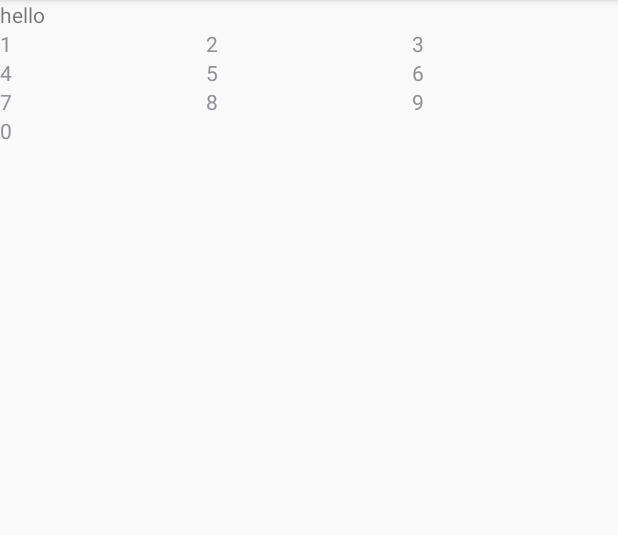
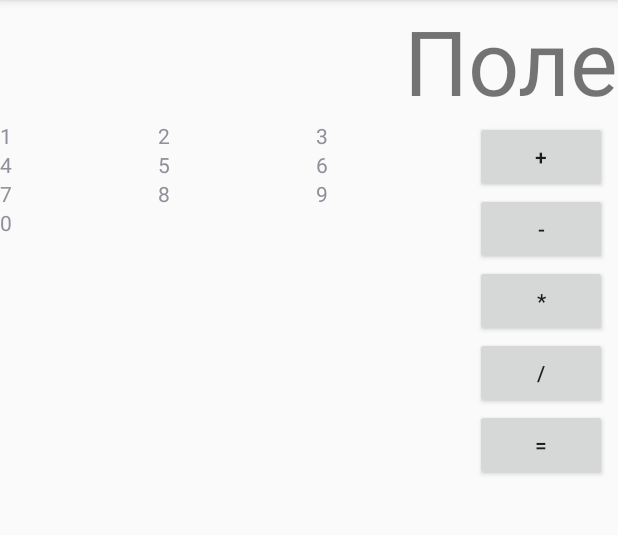
Before and after one commit to Ayroot/calculator, an Android app: the screen it shows after launch (MainActivity), on a phone screen of 412 x 824 dp, the part 84-619 px from its top. Run offline under Robolectric (Android 15) with nearby library versions, the phone set to English and light mode, and no system bars.

Commit message:
1. Доделан макет 2. Операции записаны в строковые ресурсы

```diff
--- a/Calculator/app/src/main/java/com/ayroot/calculator/MainActivity.java
+++ b/Calculator/app/src/main/java/com/ayroot/calculator/MainActivity.java
@@ -39,6 +39,6 @@ public class MainActivity extends AppCompatActivity implements AdapterView.OnIte
 
     @Override
     public void onNothingSelected(AdapterView<?> parent) {
-        mSelectText.setText("ничего");
+        mSelectText.setText("0");
     }
 }
--- a/Calculator/app/src/main/res/layout/activity_main.xml
+++ b/Calculator/app/src/main/res/layout/activity_main.xml
@@ -1,6 +1,5 @@
 <?xml version="1.0" encoding="utf-8"?>
-<LinearLayout xmlns:android="http://schemas.android.com/apk/res/android"
-    xmlns:app="http://schemas.android.com/apk/res-auto"
+<RelativeLayout xmlns:android="http://schemas.android.com/apk/res/android"
     xmlns:tools="http://schemas.android.com/tools"
     android:layout_width="match_parent"
     android:layout_height="match_parent"
@@ -10,18 +9,37 @@
         android:id="@+id/info"
         android:layout_width="fill_parent"
         android:layout_height="wrap_content"
-        android:text="hello" />
+        android:textAlignment="textEnd"
+        android:gravity="end"
+        android:textSize="60sp"
+        android:text="Поле" />
 
-    <GridLayout
+    <LinearLayout
         android:layout_width="match_parent"
-        android:layout_height="wrap_content"></GridLayout>
-
+        android:layout_height="wrap_content"
+        android:orientation="horizontal"
+        android:layout_below="@+id/info">
         <GridView
             android:id="@+id/gridView"
-        android:layout_width="match_parent"
+            android:layout_width="0dp"
             android:layout_height="match_parent"
-        android:textAlignment="center"
+            android:layout_weight="1"
+            android:gravity="center"
+            android:stretchMode="columnWidth"
+            android:columnWidth="90dp"
             android:numColumns="3">
         </GridView>
-
+        <GridLayout
+            android:id="@+id/operation"
+            android:layout_width="0dp"
+            android:layout_height="wrap_content"
+            android:layout_weight="0.3"
+            android:columnCount="1">
+            <Button android:text="@string/sum" />
+            <Button android:text="@string/sub" />
+            <Button android:text="@string/mlp" />
+            <Button android:text="@string/div" />
+            <Button android:text="@string/result" />
+        </GridLayout>
     </LinearLayout>
+</RelativeLayout>
--- a/Calculator/app/src/main/res/values/strings.xml
+++ b/Calculator/app/src/main/res/values/strings.xml
@@ -1,3 +1,8 @@
 <resources>
     <string name="app_name">Calculator</string>
+    <string name="div">/</string>
+    <string name="sub">-</string>
+    <string name="sum">+</string>
+    <string name="mlp">*</string>
+    <string name="result">=</string>
 </resources>
```
Lines whose indentation alone changed are shown as unchanged.
